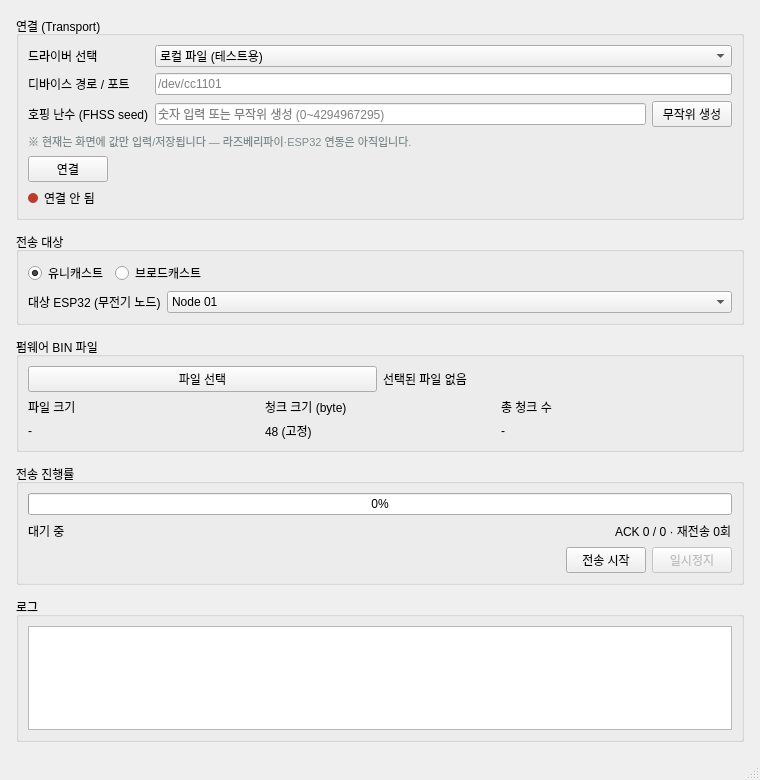
The window that OTA_System/ui/otamanager.ui (fhss-ota-radio/gateway-ota) describes before a commit, drawn with Qt 5.
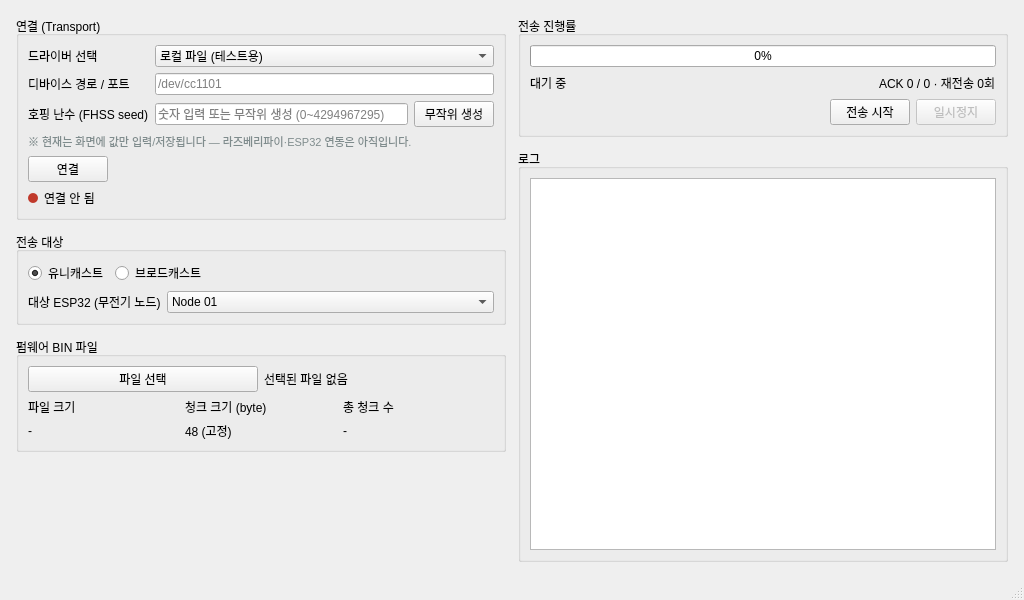
The same window after the commit.

Commit message: feat(ui): 화면을 세로(760x780)에서 가로(1024x600, 7인치 LCD)로 재배치

```diff
--- a/OTA_System/ui/otamanager.ui
+++ b/OTA_System/ui/otamanager.ui
@@ -6,20 +6,32 @@
    <rect>
     <x>0</x>
     <y>0</y>
-    <width>760</width>
-    <height>780</height>
+    <width>1024</width>
+    <height>600</height>
    </rect>
   </property>
+  <!-- 2026-08-20: 세로형(760x780)에서 가로형(1024x600, 7인치 LCD 기준)으로
+       재배치. 세로일 땐 카드 5개를 위→아래로 쌓기만 해도 됐지만, 가로에서
+       그대로 쌓으면 카드마다 높이를 나눠 가지느라 각 카드가 답답해짐 —
+       그래서 좌/우 2열로 바꿈: 왼쪽엔 "보내기 전 설정하는 것들"(연결·전송
+       대상·파일), 오른쪽엔 "보내는 동안 보는 것들"(진행률·로그). 실제
+       사용 흐름과도 맞음 — 왼쪽에서 설정 끝내고 오른쪽을 보면서 기다리는
+       식. rootLayout의 stretch(0,1)로 왼쪽은 내용물 크기만큼만, 오른쪽은
+       남는 공간을 전부 가져가게 함(로그가 넓어야 쓸모 있어서). -->
   <property name="windowTitle">
    <string>OTA Manager</string>
   </property>
   <widget class="QWidget" name="centralwidget">
-   <layout class="QVBoxLayout" name="rootLayout">
+   <layout class="QHBoxLayout" name="rootLayout">
     <property name="leftMargin"><number>16</number></property>
     <property name="topMargin"><number>16</number></property>
     <property name="rightMargin"><number>16</number></property>
     <property name="bottomMargin"><number>16</number></property>
     <property name="spacing"><number>12</number></property>
+    <property name="stretch"><string notr="true">0,1</string></property>
+    <item>
+     <layout class="QVBoxLayout" name="leftColumnLayout">
+      <property name="spacing"><number>12</number></property>
     <item>
      <widget class="QGroupBox" name="connectionGroup">
       <property name="title"><string>연결 (Transport)</string></property>
@@ -72,6 +84,7 @@
         <widget class="QLabel" name="hopSeedHintLabel">
          <property name="text"><string>※ 현재는 화면에 값만 입력/저장됩니다 — 라즈베리파이·ESP32 연동은 아직입니다.</string></property>
          <property name="styleSheet"><string notr="true">color:#7f8c8d; font-size:11px;</string></property>
+           <property name="wordWrap"><bool>true</bool></property>
         </widget>
        </item>
        <item>
@@ -224,6 +237,18 @@
      </widget>
     </item>
     <item>
+       <spacer name="leftColumnBottomSpacer">
+        <property name="orientation"><enum>Qt::Vertical</enum></property>
+        <property name="sizeHint" stdset="0"><size><width>20</width><height>40</height></size></property>
+       </spacer>
+      </item>
+     </layout>
+    </item>
+    <item>
+     <layout class="QVBoxLayout" name="rightColumnLayout">
+      <property name="spacing"><number>12</number></property>
+      <property name="stretch"><string notr="true">0,1</string></property>
+      <item>
      <widget class="QGroupBox" name="progressGroup">
       <property name="title"><string>전송 진행률</string></property>
       <layout class="QVBoxLayout" name="progressOuterLayout">
@@ -296,6 +321,8 @@
      </widget>
     </item>
    </layout>
+    </item>
+   </layout>
   </widget>
   <widget class="QMenuBar" name="menubar">
    <property name="geometry">
```
Left out of the diff: 14 changed lines with no effect on the pictures. Lines whose indentation alone changed are shown as unchanged.
